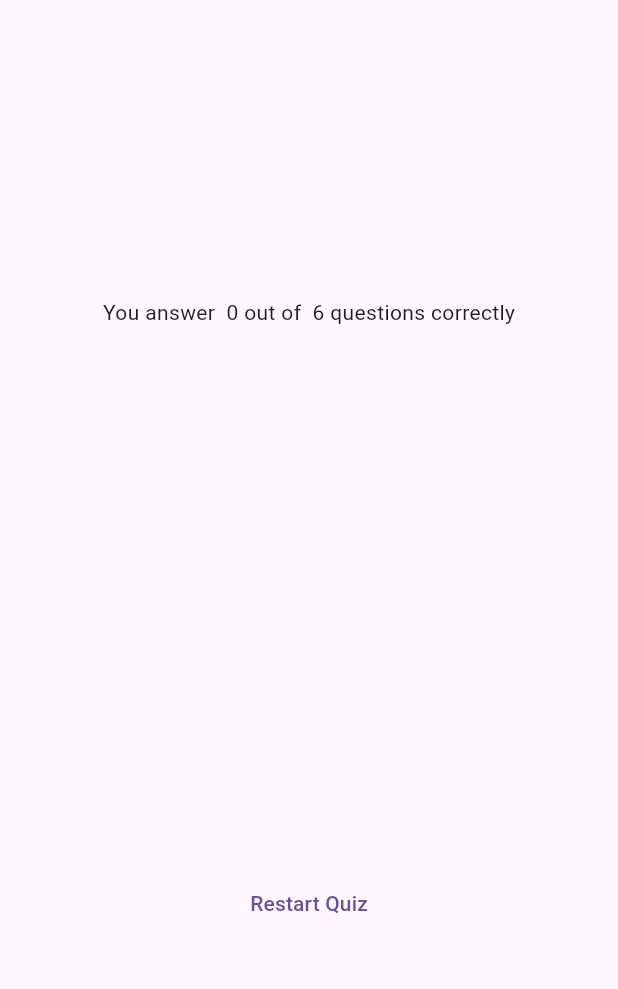
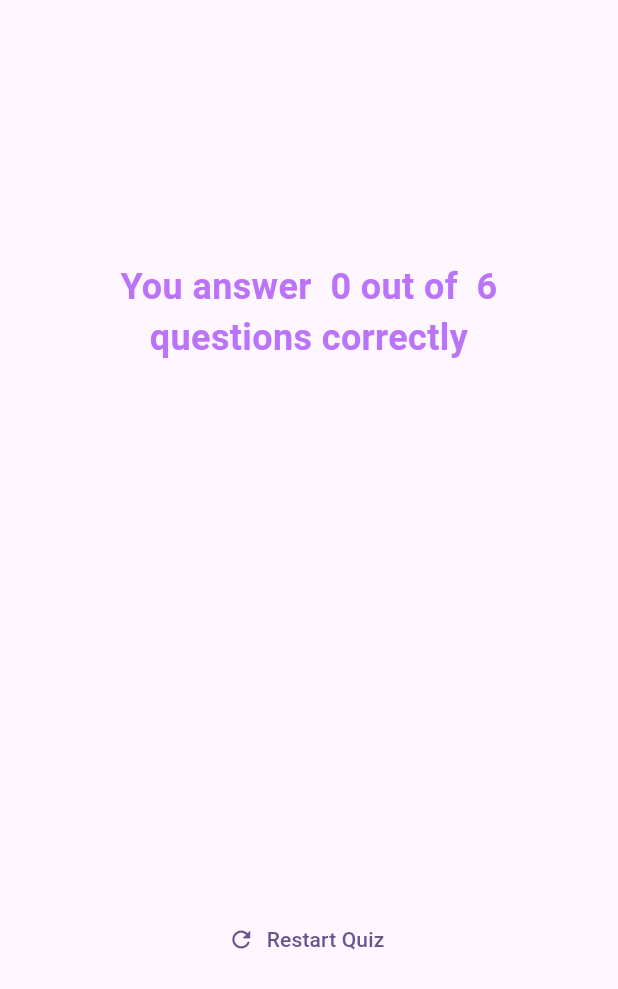
Before and after one commit to bryanmsombra27/proyectos-de-flutter, a Flutter app: the ResultScreen widget shown alone on an empty page, opened directly with empty values, on a phone screen of 412 x 824 dp. Shown: the top 989 px of the screen. Run offline on Flutter 3.47's test engine with Material 3 defaults, Android fonts, the light colour scheme and no system bars; our stand-ins replace google_fonts.

Commit message:
finish results screen template

```diff
--- a/lib/widgets/questions_summary.dart
+++ b/lib/widgets/questions_summary.dart
@@ -13,18 +13,62 @@ class QuestionsSummary extends StatelessWidget {
       height: 300,
       child: SingleChildScrollView(
         child: Column(
+          spacing: 30,
           children: summaryData
               .map(
                 (summary) => Row(
+                  spacing: 12,
+                  crossAxisAlignment: CrossAxisAlignment.start,
                   children: [
-                    Text(((summary['question_index'] as int) + 1).toString()),
+                    Container(
+                      alignment: Alignment.center,
+                      width: 50,
+                      height: 50,
+                      decoration: BoxDecoration(
+                        color:
+                            summary['user_answer'] == summary['correct_answer']
+                            ? Colors.green
+                            : Colors.red,
+
+                        borderRadius: BorderRadius.circular(30),
+                      ),
+
+                      child: Text(
+                        ((summary['question_index'] as int) + 1).toString(),
+                        textAlign: TextAlign.center,
+                        textDirection: TextDirection.ltr,
+                      ),
+                    ),
                     Expanded(
                       child: Column(
+                        crossAxisAlignment: CrossAxisAlignment.start,
                         children: [
-                          Text(summary["question"] as String),
+                          Text(
+                            summary["question"] as String,
+                            style: TextStyle(
+                              color: const Color.fromARGB(255, 187, 116, 248),
+                              fontSize: 18,
+                              fontWeight: FontWeight.w600,
+                            ),
+                          ),
                           SizedBox(height: 5),
-                          Text(summary["user_answer"] as String),
-                          Text(summary["correct_answer"] as String),
+                          Text(
+                            summary["user_answer"] as String,
+                            style: TextStyle(
+                              color:
+                                  summary['user_answer'] ==
+                                      summary['correct_answer']
+                                  ? Colors.green
+                                  : Colors.red,
+                            ),
+                          ),
+
+                          if (summary['user_answer'] !=
+                              summary['correct_answer'])
+                            Text(
+                              summary["correct_answer"] as String,
+                              style: TextStyle(color: Colors.green),
+                            ),
                         ],
                       ),
                     ),
--- a/lib/widgets/quiz.dart
+++ b/lib/widgets/quiz.dart
@@ -50,6 +50,13 @@ class _QuizState extends State<Quiz> {
     }
   }
 
+  void resetQuiz() {
+    setState(() {
+      selectedAnswers = [];
+      activeScreen = "start-screen";
+    });
+  }
+
   @override
   Widget build(BuildContext context) {
     Widget screenWidget = WelcomeScreen(startQuiz: switchScreen);
@@ -58,7 +65,10 @@ class _QuizState extends State<Quiz> {
       screenWidget = QuestionsScreen(onSelectAnswer: chooseAnswer);
     }
     if (activeScreen == "result-screen") {
-      screenWidget = ResultScreen(chosenAnswers: selectedAnswers);
+      screenWidget = ResultScreen(
+        chosenAnswers: selectedAnswers,
+        resetQuiz: resetQuiz,
+      );
     }
 
     return MaterialApp(
--- a/lib/widgets/result_screen.dart
+++ b/lib/widgets/result_screen.dart
@@ -4,8 +4,13 @@ import 'package:projects_2/widgets/questions_summary.dart';
 
 class ResultScreen extends StatelessWidget {
   final List<String> chosenAnswers;
+  final void Function() resetQuiz;
 
-  const ResultScreen({super.key, required this.chosenAnswers});
+  const ResultScreen({
+    super.key,
+    required this.chosenAnswers,
+    required this.resetQuiz,
+  });
 
   static const name = "result_screen";
 
@@ -42,11 +47,23 @@ class ResultScreen extends StatelessWidget {
           children: [
             Text(
               "You answer  $numCorrectQuestions out of  $numTotalQuestions questions correctly",
+              textAlign: TextAlign.center,
+              style: TextStyle(
+                color: const Color.fromARGB(255, 187, 116, 248),
+                fontSize: 24,
+                fontWeight: FontWeight.w600,
+              ),
             ),
             SizedBox(height: 30),
             QuestionsSummary(summaryData: summaryData),
             SizedBox(height: 30),
-            TextButton(onPressed: () {}, child: Text("Restart Quiz")),
+            TextButton.icon(
+              icon: Icon(Icons.refresh),
+              onPressed: () {
+                resetQuiz();
+              },
+              label: Text("Restart Quiz"),
+            ),
           ],
         ),
       ),
```
